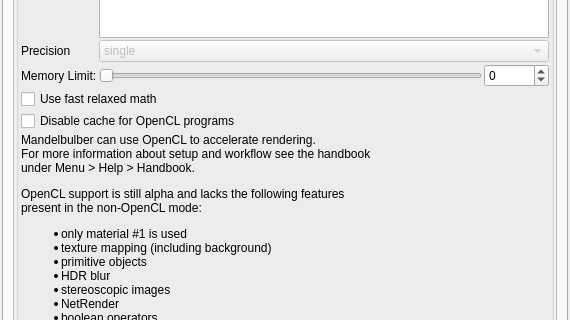
Old version of the form mandelbulber2/qt/preferences_dialog.ui in the repository buddhi1980/mandelbulber2; both pictures show x 0 to 570 and y 292 to 612 of the 570 by 704 pixel window.
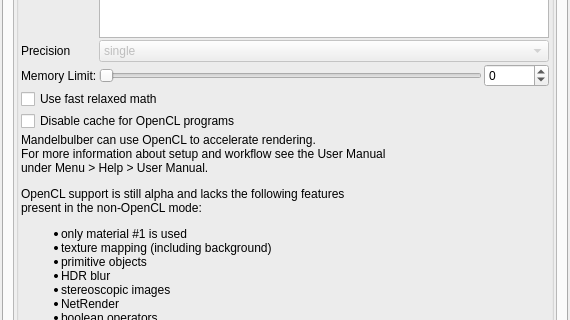
New version of the form. The open tabs and pages were chosen to show the change. Icons and pictures are not drawn. Custom widgets are drawn as their Qt base class.

Commit message:
preferences chnaged "handbook" to User Manual to be same as Help
transf_menger_fold.ui and transf_octo_fold.ui have aux.r-dz added

```diff
--- a/mandelbulber2/qt/preferences_dialog.ui
+++ b/mandelbulber2/qt/preferences_dialog.ui
@@ -976,8 +976,8 @@
            <rect>
             <x>0</x>
             <y>0</y>
-            <width>546</width>
-            <height>628</height>
+            <width>565</width>
+            <height>618</height>
            </rect>
           </property>
           <layout class="QVBoxLayout" name="verticalLayout_OpenCL">
@@ -1196,18 +1196,7 @@
               <item>
                <widget class="QLabel" name="label_explanation_opencl_missing_features">
                 <property name="text">
-                 <string>&lt;html&gt;&lt;head/&gt;&lt;body&gt;&lt;p&gt;Mandelbulber can use OpenCL to accelerate rendering.&lt;br/&gt;For more information about setup and workflow see the handbook&lt;br/&gt;under Menu &amp;gt; Help &amp;gt; Handbook.&lt;/p&gt;&lt;p&gt;OpenCL support is still alpha and lacks the following features&lt;br/&gt;present in the non-OpenCL mode:&lt;/p&gt;&lt;ul style=&quot;margin-top: 0px; margin-bottom: 0px; margin-left: 0px; margin-right: 0px; -qt-list-indent: 1;&quot;&gt;
-&lt;li style=&quot; margin-top:12px; margin-bottom:0px; margin-left:0px; margin-right:0px; -qt-block-indent:0; text-indent:0px;&quot;&gt;only material #1 is used&lt;/li&gt;
-&lt;li style=&quot; margin-top:0px; margin-bottom:0px; margin-left:0px; margin-right:0px; -qt-block-indent:0; text-indent:0px;&quot;&gt;texture mapping (including background)&lt;/li&gt;
-&lt;li style=&quot; margin-top:0px; margin-bottom:0px; margin-left:0px; margin-right:0px; -qt-block-indent:0; text-indent:0px;&quot;&gt;primitive objects&lt;/li&gt;
-&lt;li style=&quot; margin-top:0px; margin-bottom:0px; margin-left:0px; margin-right:0px; -qt-block-indent:0; text-indent:0px;&quot;&gt;HDR blur&lt;/li&gt;
-&lt;li style=&quot; margin-top:0px; margin-bottom:0px; margin-left:0px; margin-right:0px; -qt-block-indent:0; text-indent:0px;&quot;&gt;stereoscopic images&lt;/li&gt;
-&lt;li style=&quot; margin-top:0px; margin-bottom:0px; margin-left:0px; margin-right:0px; -qt-block-indent:0; text-indent:0px;&quot;&gt;NetRender&lt;/li&gt;
-&lt;li style=&quot; margin-top:0px; margin-bottom:0px; margin-left:0px; margin-right:0px; -qt-block-indent:0; text-indent:0px;&quot;&gt;boolean operators&lt;/li&gt;
-&lt;li style=&quot; margin-top:0px; margin-bottom:0px; margin-left:0px; margin-right:0px; -qt-block-indent:0; text-indent:0px;&quot;&gt;support for multiple GPUs&lt;/li&gt;
-&lt;li style=&quot; margin-top:0px; margin-bottom:0px; margin-left:0px; margin-right:0px; -qt-block-indent:0; text-indent:0px;&quot;&gt;voxel / mesh export&lt;/li&gt;
-&lt;li style=&quot; margin-top:0px; margin-bottom:0px; margin-left:0px; margin-right:0px; -qt-block-indent:0; text-indent:0px;&quot;&gt;anti-aliasing&lt;/li&gt;
-&lt;/ul&gt;&lt;/body&gt;&lt;/html&gt;</string>
+                 <string>&lt;html&gt;&lt;head/&gt;&lt;body&gt;&lt;p&gt;Mandelbulber can use OpenCL to accelerate rendering.&lt;br/&gt;For more information about setup and workflow see the User Manual&lt;br/&gt;under Menu &amp;gt; Help &amp;gt; User Manual.&lt;/p&gt;&lt;p&gt;OpenCL support is still alpha and lacks the following features&lt;br/&gt;present in the non-OpenCL mode:&lt;/p&gt;&lt;ul style=&quot;margin-top: 0px; margin-bottom: 0px; margin-left: 0px; margin-right: 0px; -qt-list-indent: 1;&quot;&gt;&lt;li style=&quot; margin-top:12px; margin-bottom:0px; margin-left:0px; margin-right:0px; -qt-block-indent:0; text-indent:0px;&quot;&gt;only material #1 is used&lt;/li&gt;&lt;li style=&quot; margin-top:0px; margin-bottom:0px; margin-left:0px; margin-right:0px; -qt-block-indent:0; text-indent:0px;&quot;&gt;texture mapping (including background)&lt;/li&gt;&lt;li style=&quot; margin-top:0px; margin-bottom:0px; margin-left:0px; margin-right:0px; -qt-block-indent:0; text-indent:0px;&quot;&gt;primitive objects&lt;/li&gt;&lt;li style=&quot; margin-top:0px; margin-bottom:0px; margin-left:0px; margin-right:0px; -qt-block-indent:0; text-indent:0px;&quot;&gt;HDR blur&lt;/li&gt;&lt;li style=&quot; margin-top:0px; margin-bottom:0px; margin-left:0px; margin-right:0px; -qt-block-indent:0; text-indent:0px;&quot;&gt;stereoscopic images&lt;/li&gt;&lt;li style=&quot; margin-top:0px; margin-bottom:0px; margin-left:0px; margin-right:0px; -qt-block-indent:0; text-indent:0px;&quot;&gt;NetRender&lt;/li&gt;&lt;li style=&quot; margin-top:0px; margin-bottom:0px; margin-left:0px; margin-right:0px; -qt-block-indent:0; text-indent:0px;&quot;&gt;boolean operators&lt;/li&gt;&lt;li style=&quot; margin-top:0px; margin-bottom:0px; margin-left:0px; margin-right:0px; -qt-block-indent:0; text-indent:0px;&quot;&gt;support for multiple GPUs&lt;/li&gt;&lt;li style=&quot; margin-top:0px; margin-bottom:0px; margin-left:0px; margin-right:0px; -qt-block-indent:0; text-indent:0px;&quot;&gt;voxel / mesh export&lt;/li&gt;&lt;li style=&quot; margin-top:0px; margin-bottom:0px; margin-left:0px; margin-right:0px; -qt-block-indent:0; text-indent:0px;&quot;&gt;anti-aliasing&lt;/li&gt;&lt;/ul&gt;&lt;/body&gt;&lt;/html&gt;</string>
                 </property>
                </widget>
               </item>
@@ -1248,17 +1237,17 @@
   </layout>
  </widget>
  <customwidgets>
+  <customwidget>
+   <class>MyDoubleSpinBox</class>
+   <extends>QDoubleSpinBox</extends>
+   <header>my_double_spin_box.h</header>
+  </customwidget>
   <customwidget>
    <class>MyGroupBox</class>
    <extends>QGroupBox</extends>
    <header>my_group_box.h</header>
    <container>1</container>
   </customwidget>
-  <customwidget>
-   <class>MyDoubleSpinBox</class>
-   <extends>QDoubleSpinBox</extends>
-   <header>my_double_spin_box.h</header>
-  </customwidget>
   <customwidget>
    <class>MySpinBox</class>
    <extends>QSpinBox</extends>
```
Left out of the diff: 10 changed lines with no effect on the pictures. The commit also changes 10 other files.
